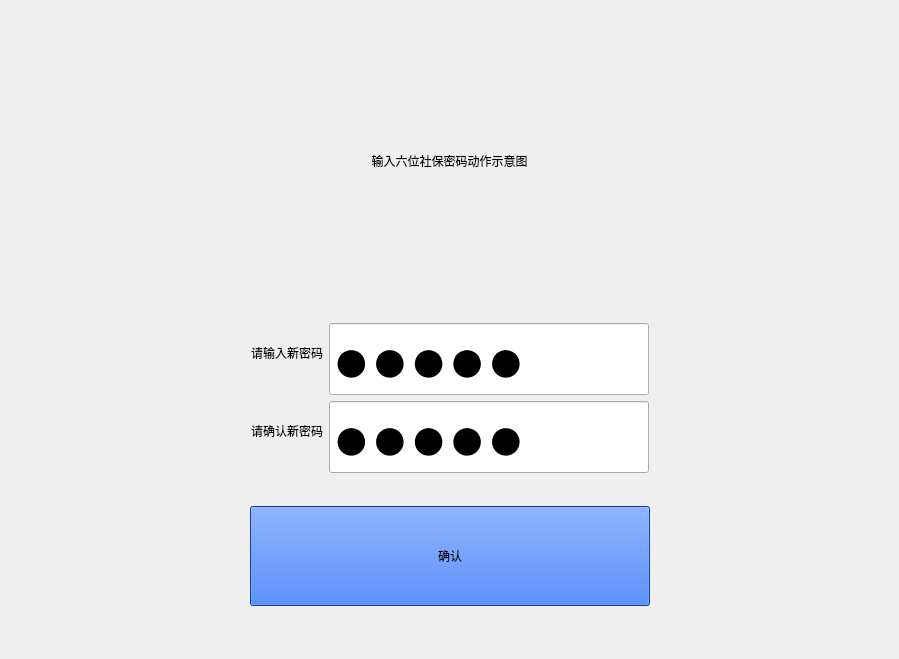
First picture: the form in SSCard_System/up_changepwd.ui, repository leithergit/SSCard_System, before the edit.
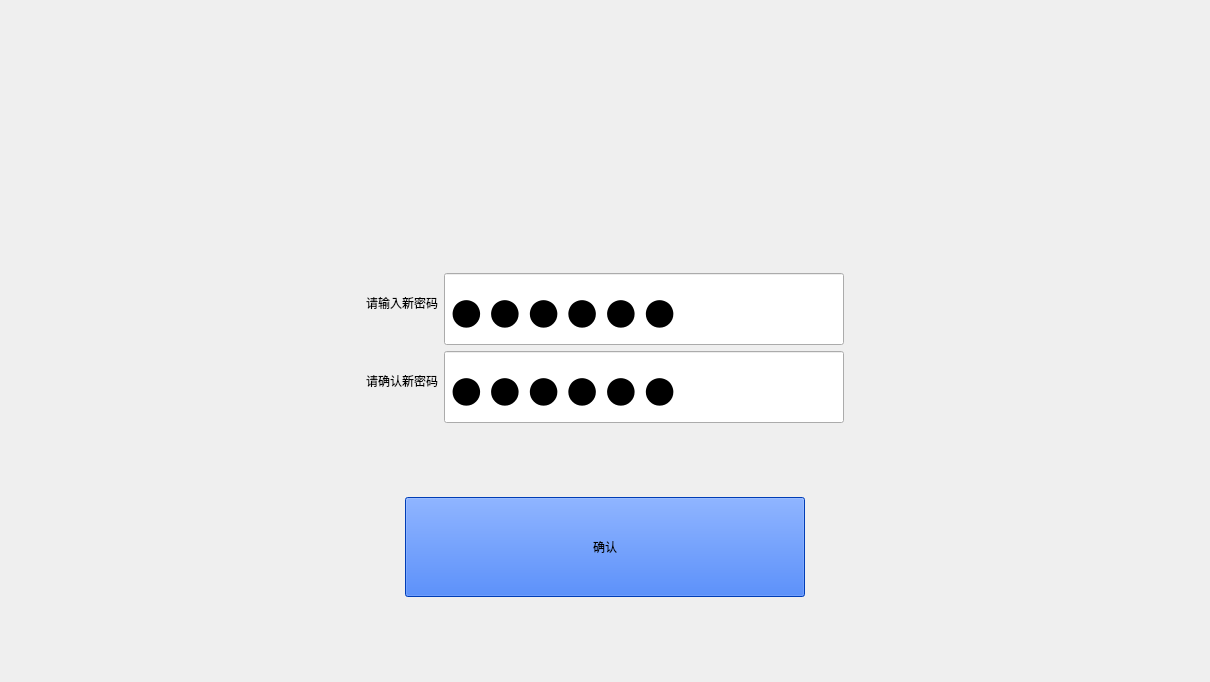
Second picture: the form after the edit. Icons and pictures are not drawn.

Commit message: 1.完善修改密码功能

```diff
--- a/SSCard_System/up_changepwd.ui
+++ b/SSCard_System/up_changepwd.ui
@@ -6,8 +6,8 @@
    <rect>
     <x>0</x>
     <y>0</y>
-    <width>899</width>
-    <height>659</height>
+    <width>1210</width>
+    <height>682</height>
    </rect>
   </property>
   <property name="windowTitle">
@@ -19,7 +19,13 @@
      <property name="minimumSize">
       <size>
        <width>600</width>
-       <height>300</height>
+       <height>100</height>
+      </size>
+     </property>
+     <property name="maximumSize">
+      <size>
+       <width>16777215</width>
+       <height>250</height>
       </size>
      </property>
      <property name="styleSheet">
@@ -28,7 +34,7 @@
 border-image: url(:/Image/card3.jpg);</string>
      </property>
      <property name="text">
-      <string>输入六位社保密码动作示意图</string>
+      <string/>
      </property>
      <property name="alignment">
       <set>Qt::AlignCenter</set>
@@ -75,13 +81,13 @@
           <widget class="QLineEdit" name="lineEdit_Password1">
            <property name="minimumSize">
             <size>
-             <width>170</width>
+             <width>400</width>
              <height>72</height>
             </size>
            </property>
            <property name="maximumSize">
             <size>
-             <width>320</width>
+             <width>400</width>
              <height>60</height>
             </size>
            </property>
@@ -99,7 +105,7 @@
 color: rgb(0, 0, 0);</string>
            </property>
            <property name="text">
-            <string>12345</string>
+            <string>123456</string>
            </property>
            <property name="maxLength">
             <number>6</number>
@@ -137,13 +143,13 @@
           <widget class="QLineEdit" name="lineEdit_Password2">
            <property name="minimumSize">
             <size>
-             <width>170</width>
+             <width>400</width>
              <height>72</height>
             </size>
            </property>
            <property name="maximumSize">
             <size>
-             <width>320</width>
+             <width>400</width>
              <height>60</height>
             </size>
            </property>
@@ -161,7 +167,7 @@
 color: rgb(0, 0, 0);</string>
            </property>
            <property name="text">
-            <string>12345</string>
+            <string>123456</string>
            </property>
            <property name="maxLength">
             <number>6</number>
```
Left out of the diff: 4 changed lines with no effect on the pictures. The commit also changes 40 other files.
